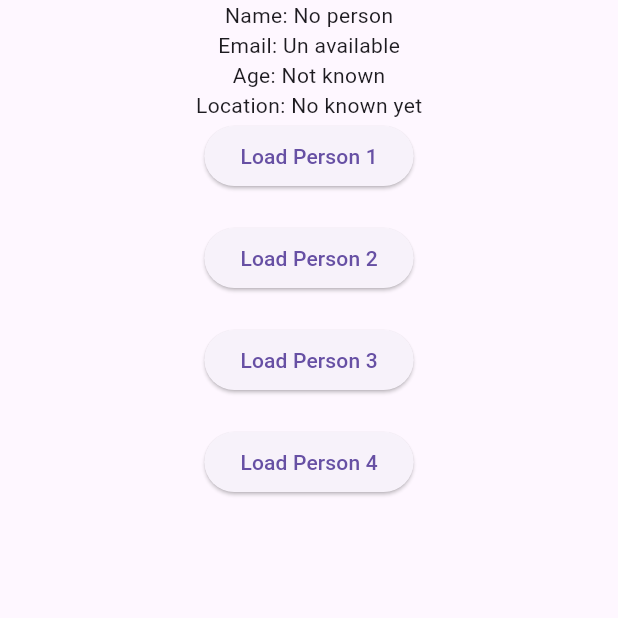
After one commit to Lexus04-Lex/alex, a Flutter app: the RahimPage screen opened directly, on a phone screen of 412 x 824 dp, the top half of it. The commit adds this screen. Run offline on Flutter 3.47's test engine with Material 3 defaults, Android fonts, the phone set to English and light mode, and no system bars; our stand-ins replace curved_navigation_bar, flutter_bloc.

Commit message:
3rd step

```diff
--- a/good/lib/main.dart
+++ b/good/lib/main.dart
@@ -57,7 +57,7 @@ class _HomeWidgetState extends State<HomeWidget> {
             _selectedIndex = index;
           });
         },
-        items: const [
+        items:  [
           Column(
             mainAxisAlignment: MainAxisAlignment.center,
             children: [
--- a/good/lib/screens/cart.dart
+++ b/good/lib/screens/cart.dart
@@ -1,6 +1,5 @@
-import 'package:flutter_bloc/flutter_bloc.dart';
 import 'package:flutter/material.dart';
-
+import 'package:good/screens/rah.dart';
 class Cart extends StatefulWidget {
   const Cart({super.key});
 
@@ -11,46 +10,9 @@ class Cart extends StatefulWidget {
 class _CartState extends State<Cart> {
   @override
   Widget build(BuildContext context) {
-    return BlocProvider(create: (_)=>CounterBloc(),
-    child: CounterPage(),
+    return Container(
+      margin: EdgeInsets.all(0),
+      child: const Rahim(),
     );
   }
 }
-
-abstract class CounterEvent{}
-
-class IncrementCounter extends CounterEvent{}
-
-class CounterStatus {
-  final int count;
-  CounterStatus(this.count);
-}
-class CounterBloc extends Bloc<CounterEvent, CounterStatus>{
-  CounterBloc(): super(CounterStatus(0)){
-    on<IncrementCounter>((event, emit){
-      emit(CounterStatus(state.count +1));
-    });
-  }
-}
-class CounterPage extends StatefulWidget {
-  const CounterPage({super.key});
-
-  @override
-  State<CounterPage> createState() => _CounterPageState();
-}
-
-class _CounterPageState extends State<CounterPage> {
-  @override
-  Widget build(BuildContext context) {
-    return Scaffold(
-      body: BlocBuilder<CounterBloc, CounterStatus>(builder: (context, state){
-        return Center(child:
-          Text('Count: ${state.count}')
-          ,);
-      }),
-      floatingActionButton: FloatingActionButton(onPressed: ()=> context.read<CounterBloc>().add(IncrementCounter()),
-      child: Icon(Icons.add),
-      ),
-    );
-  }
-}
--- a/good/lib/screens/profile.dart
+++ b/good/lib/screens/profile.dart
@@ -1,5 +1,6 @@
 import 'package:flutter_bloc/flutter_bloc.dart';
 import 'package:flutter/material.dart';
+import 'package:good/screens/rah.dart';
 class Profile extends StatefulWidget {
   const Profile({super.key});
   @override
@@ -82,7 +83,6 @@ class _ProfileState extends State<Profile> {
     );
   }
 }
-
 class PersonPage extends StatefulWidget {
   const PersonPage({super.key});
 
@@ -119,6 +119,7 @@ class _PersonPageState extends State<PersonPage> {
             SizedBox(height: 10),
             ElevatedButton(onPressed: ()=> context.read<PersonBloc>().add(PersonProfile('Person5')),
                 child: Text('Load user 5')),
+
           ],
         ));
       }),
--- /dev/null
+++ b/good/lib/screens/rah.dart
@@ -0,0 +1,143 @@
+import 'package:flutter/material.dart';
+import 'package:flutter_bloc/flutter_bloc.dart';
+abstract class People{}
+class PeopleDetails extends People{
+  final String peopleid;
+  PeopleDetails(this.peopleid);
+}
+class Person{
+  final String name;
+  final String age;
+  final String email;
+  final String location;
+  final bool isloading;
+  Person({required this.name, required this.age, required this.email, required this.location, this.isloading = true});
+}
+class PeopleBloc extends Bloc<People, Person>{
+  PeopleBloc(): super(Person(name: 'No person', age: 'Not known', email: 'Un available', location: 'No known yet', isloading: false)){
+  on<PeopleDetails>((event, emit)async{
+    emit(Person(name: '', age: '', email: '', location: '', isloading: true));
+    await Future.delayed(Duration(seconds: 4));
+    String name = _fetchname(event.peopleid);
+    int age = _fetchage(event.peopleid);
+    String email = _fetchemail(event.peopleid);
+    String location = _fetchlocation(event.peopleid);
+    emit(Person(name: name, age: age.toString(), email: email, location: location, isloading: false));
+  }
+  );
+}}
+String _fetchname(String personid){
+  switch(personid){
+    case '1':
+      return 'Alex Rahim';
+    case '2':
+      return 'Jane';
+    case '3':
+      return 'Michael Johnson';
+    default:
+      return 'No person';
+  }
+}
+
+int _fetchage(String personid){
+  switch(personid){
+    case '1':
+      return 30;
+    case '2':
+      return 28;
+    case '3':
+      return 45;
+    default:
+      return 0;
+  }
+}
+
+String _fetchemail(String personid){
+  switch(personid){
+    case '1':
+      return 'alex@example.com';
+    case '2':
+      return 'jane@example.com';
+    case '3':
+      return'michael@example.com';
+    default:
+      return 'Un available';
+  }
+}
+
+String _fetchlocation(String personid){
+  switch(personid){
+    case '1':
+      return 'New York, USA';
+    case '2':
+      return 'Los Angeles, USA';
+    case '3':
+      return 'Chicago, USA';
+    default:
+      return 'No known yet';
+  }
+}
+
+class Rahim extends StatefulWidget {
+  const Rahim({super.key});
+
+  @override
+  State<Rahim> createState() => _RahimState();
+}
+
+class _RahimState extends State<Rahim> {
+  @override
+  Widget build(BuildContext context) {
+    return BlocProvider(create: (_)=>PeopleBloc(),
+    child: RahimPage(),
+    );
+  }
+}
+class RahimPage extends StatefulWidget {
+  const RahimPage({super.key});
+
+  @override
+  State<RahimPage> createState() => _RahimPageState();
+}
+
+class _RahimPageState extends State<RahimPage> {
+  @override
+  Widget build(BuildContext context) {
+    return Scaffold(
+      body: BlocBuilder<PeopleBloc, Person>(builder: (context, state){
+        return Center(
+          child:
+          state.isloading ? CircularProgressIndicator() :
+          Column(
+            children: [
+              Text('Name: ${state.name}'),
+              Text('Email: ${state.email}'),
+              Text('Age: ${state.age}'),
+              Text('Location: ${state.location}'),
+              ElevatedButton(
+                onPressed: ()=>context.read<PeopleBloc>().add(PeopleDetails('1')),
+              child: Text('Load Person 1'),
+              ),
+              SizedBox(height: 20),
+              ElevatedButton(
+                onPressed: ()=>context.read<PeopleBloc>().add(PeopleDetails('2')),
+                child: Text('Load Person 2'),
+              ),
+              SizedBox(height: 20),
+              ElevatedButton(
+                onPressed: ()=>context.read<PeopleBloc>().add(PeopleDetails('3')),
+                child: Text('Load Person 3'),
+              ),
+              SizedBox(height: 20),
+              ElevatedButton(
+                onPressed: ()=>context.read<PeopleBloc>().add(PeopleDetails('4')),
+                child: Text('Load Person 4'),
+              ),
+              SizedBox(height: 20),
+            ],
+          ),
+        );
+      }),
+    );
+  }
+}
```
